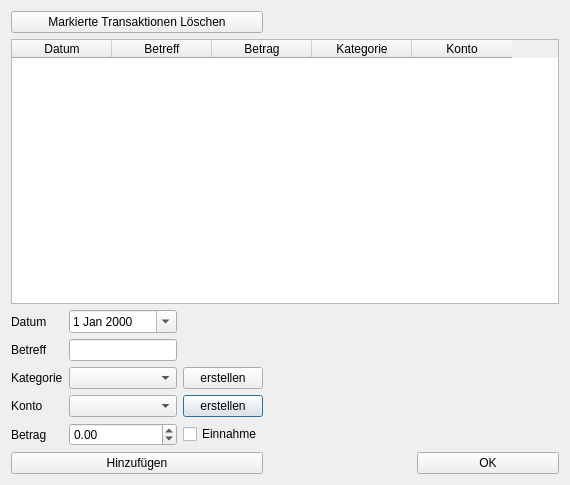
Above: View/src/main/resources/design/ui/transactiondialog.ui from marcuskraft/DimeDiaryJavaFx before the change. Below: the same form after it.
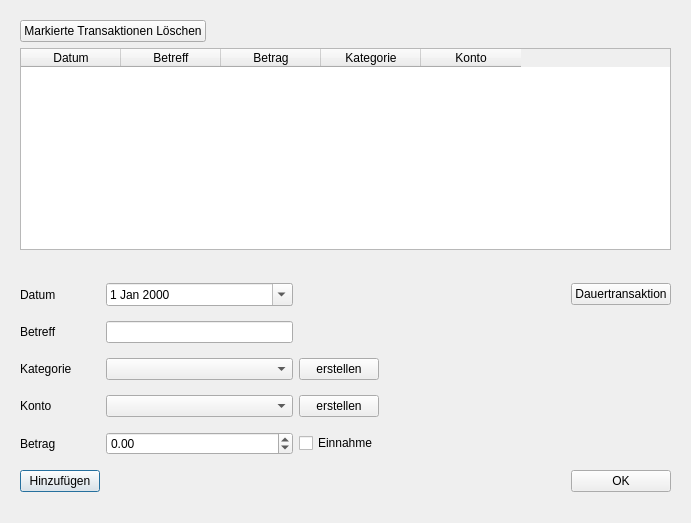
That is the form after the change.

Commit message: start designing gui for continuous transactions and start creating the entity for it

The edit to the form file:
```diff
--- a/View/src/main/resources/design/ui/transactiondialog.ui
+++ b/View/src/main/resources/design/ui/transactiondialog.ui
@@ -6,30 +6,39 @@
    <rect>
     <x>0</x>
     <y>0</y>
-    <width>570</width>
-    <height>485</height>
+    <width>691</width>
+    <height>523</height>
    </rect>
   </property>
   <property name="windowTitle">
    <string>Transaktion erstellen</string>
   </property>
+  <layout class="QGridLayout" name="gridLayout">
+   <item row="1" column="0">
+    <widget class="QWidget" name="widget" native="true">
   <layout class="QGridLayout" name="gridLayout_2">
+      <item row="5" column="0">
+       <widget class="QPushButton" name="pushButtonAdd">
+        <property name="text">
+         <string>Hinzufügen</string>
+        </property>
+       </widget>
+      </item>
+      <item row="1" column="0">
+       <widget class="QLabel" name="label_2">
+        <property name="text">
+         <string>Betreff</string>
+        </property>
+       </widget>
+      </item>
    <item row="2" column="0">
-    <layout class="QGridLayout" name="gridLayout">
-     <item row="1" column="2">
-      <widget class="QLineEdit" name="subjectEdit"/>
-     </item>
-     <item row="3" column="2">
-      <widget class="QComboBox" name="comboBoxAccount"/>
-     </item>
-     <item row="4" column="1">
-      <widget class="QLabel" name="label_5">
+       <widget class="QLabel" name="label_3">
        <property name="text">
-        <string>Betrag</string>
+         <string>Kategorie</string>
        </property>
       </widget>
      </item>
-     <item row="0" column="2">
+      <item row="0" column="1">
       <widget class="QDateEdit" name="dateEdit">
        <property name="calendarPopup">
         <bool>true</bool>
@@ -37,58 +46,43 @@
       </widget>
      </item>
      <item row="2" column="1">
-      <widget class="QLabel" name="label_3">
-       <property name="text">
-        <string>Kategorie</string>
-       </property>
-      </widget>
-     </item>
-     <item row="1" column="1">
-      <widget class="QLabel" name="label_2">
-       <property name="text">
-        <string>Betreff</string>
-       </property>
-      </widget>
-     </item>
-     <item row="3" column="1">
-      <widget class="QLabel" name="label_4">
-       <property name="text">
-        <string>Konto</string>
-       </property>
-      </widget>
-     </item>
-     <item row="3" column="3">
-      <widget class="QPushButton" name="pushButtonAddAccount">
-       <property name="text">
-        <string>erstellen</string>
-       </property>
-      </widget>
-     </item>
-     <item row="4" column="3">
-      <widget class="QCheckBox" name="checkBoxIncome">
-       <property name="text">
-        <string>Einnahme</string>
-       </property>
-      </widget>
-     </item>
-     <item row="2" column="2">
       <widget class="QComboBox" name="comboBoxCategory"/>
      </item>
-     <item row="2" column="3">
-      <widget class="QPushButton" name="pushButtonAddCategory">
-       <property name="text">
-        <string>erstellen</string>
-       </property>
-      </widget>
-     </item>
-     <item row="0" column="1">
+      <item row="0" column="0">
       <widget class="QLabel" name="label">
        <property name="text">
         <string>Datum</string>
        </property>
       </widget>
      </item>
-     <item row="4" column="2">
+      <item row="3" column="0">
+       <widget class="QLabel" name="label_4">
+        <property name="text">
+         <string>Konto</string>
+        </property>
+       </widget>
+      </item>
+      <item row="3" column="1">
+       <widget class="QComboBox" name="comboBoxAccount"/>
+      </item>
+      <item row="1" column="1">
+       <widget class="QLineEdit" name="subjectEdit"/>
+      </item>
+      <item row="5" column="5">
+       <widget class="QPushButton" name="pushButtonOK">
+        <property name="text">
+         <string>OK</string>
+        </property>
+       </widget>
+      </item>
+      <item row="2" column="2">
+       <widget class="QPushButton" name="pushButtonAddCategory">
+        <property name="text">
+         <string>erstellen</string>
+        </property>
+       </widget>
+      </item>
+      <item row="4" column="1">
       <widget class="QDoubleSpinBox" name="doubleSpinBoxAmount">
        <property name="minimum">
         <double>-999999999.000000000000000</double>
@@ -98,9 +92,28 @@
        </property>
       </widget>
      </item>
-    </layout>
-   </item>
-   <item row="2" column="2">
+      <item row="3" column="2">
+       <widget class="QPushButton" name="pushButtonAddAccount">
+        <property name="text">
+         <string>erstellen</string>
+        </property>
+       </widget>
+      </item>
+      <item row="4" column="0">
+       <widget class="QLabel" name="label_5">
+        <property name="text">
+         <string>Betrag</string>
+        </property>
+       </widget>
+      </item>
+      <item row="4" column="2">
+       <widget class="QCheckBox" name="checkBoxIncome">
+        <property name="text">
+         <string>Einnahme</string>
+        </property>
+       </widget>
+      </item>
+      <item row="5" column="4">
     <spacer name="horizontalSpacer">
      <property name="orientation">
       <enum>Qt::Horizontal</enum>
@@ -113,21 +126,20 @@
      </property>
     </spacer>
    </item>
-   <item row="3" column="0">
-    <widget class="QPushButton" name="pushButtonAdd">
+      <item row="0" column="5">
+       <widget class="QPushButton" name="pushButtonContinuousTransaction">
      <property name="text">
-      <string>Hinzufügen</string>
+         <string>Dauertransaktion</string>
      </property>
     </widget>
    </item>
-   <item row="3" column="2">
-    <widget class="QPushButton" name="pushButtonOK">
-     <property name="text">
-      <string>OK</string>
-     </property>
+     </layout>
     </widget>
    </item>
-   <item row="1" column="0" colspan="3">
+   <item row="0" column="0">
+    <widget class="QWidget" name="widget_2" native="true">
+     <layout class="QGridLayout" name="gridLayout_3">
+      <item row="1" column="0" rowspan="2" colspan="2">
     <widget class="QTableWidget" name="tableTransactions">
      <property name="selectionBehavior">
       <enum>QAbstractItemView::SelectRows</enum>
@@ -166,20 +178,7 @@
      </property>
     </widget>
    </item>
-   <item row="3" column="1">
-    <spacer name="horizontalSpacer_2">
-     <property name="orientation">
-      <enum>Qt::Horizontal</enum>
-     </property>
-     <property name="sizeHint" stdset="0">
-      <size>
-       <width>40</width>
-       <height>20</height>
-      </size>
-     </property>
-    </spacer>
-   </item>
-   <item row="0" column="1" colspan="2">
+      <item row="0" column="1">
     <spacer name="horizontalSpacer_3">
      <property name="orientation">
       <enum>Qt::Horizontal</enum>
@@ -194,6 +193,9 @@
    </item>
   </layout>
  </widget>
+   </item>
+  </layout>
+ </widget>
  <tabstops>
   <tabstop>dateEdit</tabstop>
   <tabstop>subjectEdit</tabstop>
```
Left out of the diff: 3 changed lines with no effect on the pictures. Lines whose indentation alone changed are shown as unchanged. The commit also changes 13 other files.
